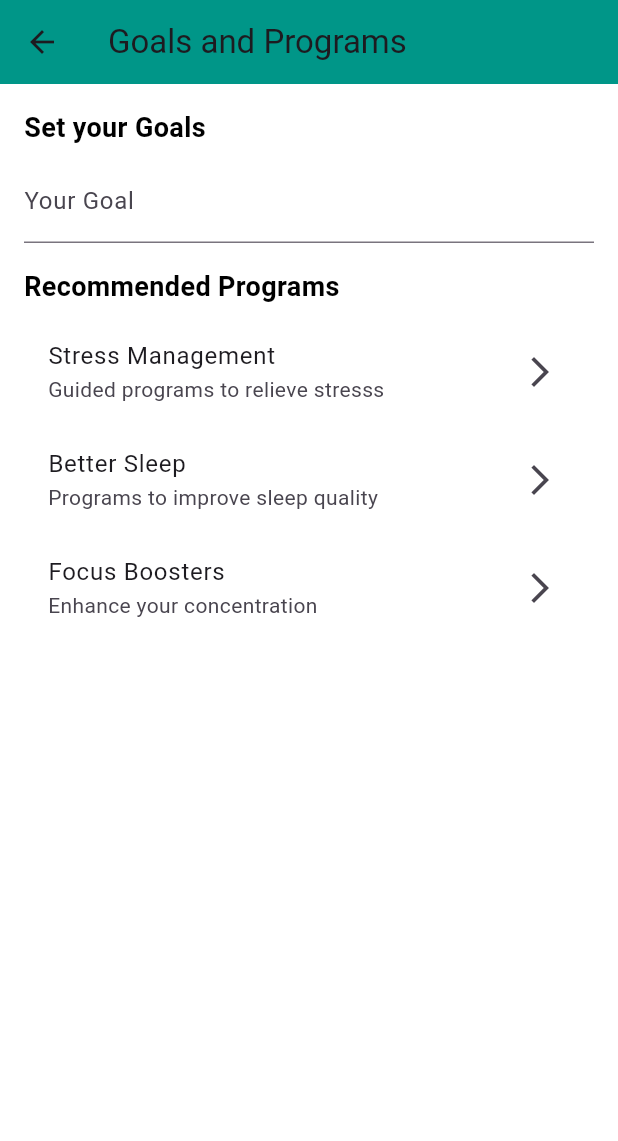
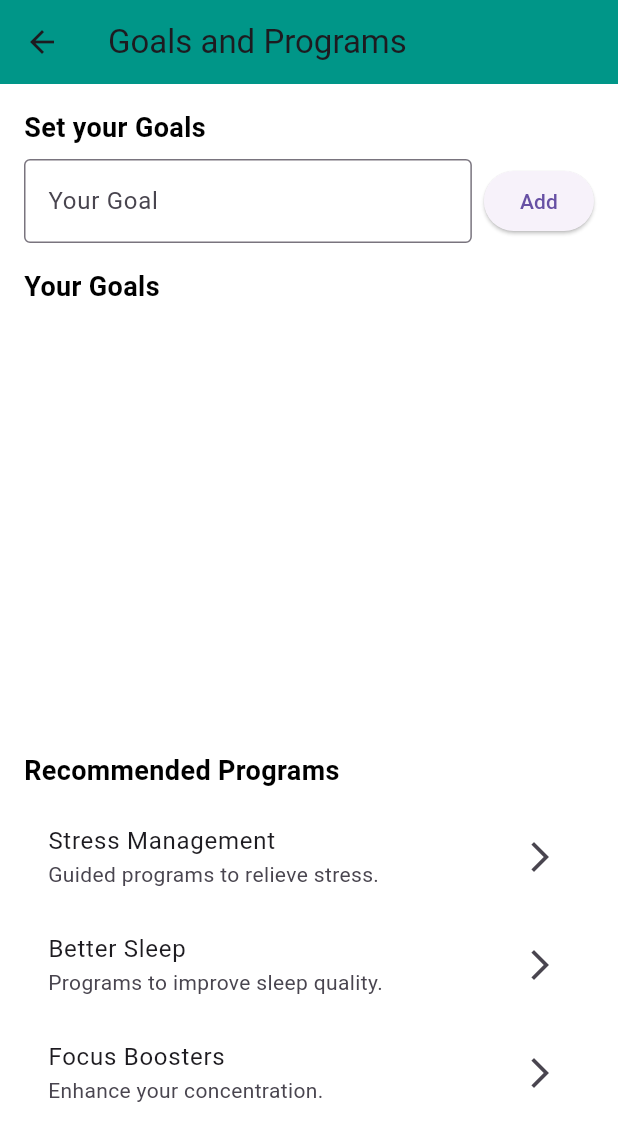
Before and after one commit to nimeshayasith/StressFreeZone_mobile, a Flutter app: the GoalsAndProgramsPage screen opened directly, on a phone screen of 412 x 824 dp. Shown: the top 1141 px of the screen. Run offline on Flutter 3.47's test engine with Material 3 defaults, Android fonts, the phone set to English and light mode, and no system bars; our stand-ins replace chewie, fl_chart, flutter_secure_storage, font_awesome_flutter, google_sign_in, image_picker and 7 more; accounts and stored records are empty.

Commit message:
goal page 2025/02/19

```diff
--- a/lib/setting_page/goals_and_programs_page.dart
+++ b/lib/setting_page/goals_and_programs_page.dart
@@ -1,7 +1,24 @@
 import 'package:flutter/material.dart';
 
-class GoalsAndProgramsPage extends StatelessWidget {
+class GoalsAndProgramsPage extends StatefulWidget {
   const GoalsAndProgramsPage({super.key});
+
+  @override
+  State<GoalsAndProgramsPage> createState() => _GoalsAndProgramsPageState();
+}
+
+class _GoalsAndProgramsPageState extends State<GoalsAndProgramsPage> {
+  final List<String> _goals = []; // List to store user goals
+  final TextEditingController _goalController = TextEditingController();
+
+  void _addGoal() {
+    if (_goalController.text.isNotEmpty) {
+      setState(() {
+        _goals.add(_goalController.text);
+        _goalController.clear(); // Clear the input field
+      });
+    }
+  }
 
   @override
   Widget build(BuildContext context) {
@@ -10,52 +27,108 @@ class GoalsAndProgramsPage extends StatelessWidget {
         title: const Text('Goals and Programs'),
         backgroundColor: Colors.teal,
       ),
-      body: ListView(
+      body: Padding(
         padding: const EdgeInsets.all(16),
+        child: Column(
+          crossAxisAlignment: CrossAxisAlignment.start,
           children: [
             const Text(
               "Set your Goals",
               style: TextStyle(fontSize: 18, fontWeight: FontWeight.bold),
             ),
-          const SizedBox(
-            height: 8,
-          ),
-          const TextField(
-            decoration: InputDecoration(
+            const SizedBox(height: 8),
+            Row(
+              children: [
+                Expanded(
+                  child: TextField(
+                    controller: _goalController,
+                    decoration: const InputDecoration(
                       labelText: 'Your Goal',
                       hintText: 'e.g., Meditate for 10 mins daily',
+                      border: OutlineInputBorder(),
                     ),
                   ),
-          const SizedBox(
-            height: 16,
                 ),
+                const SizedBox(width: 8),
+                ElevatedButton(
+                  onPressed: _addGoal,
+                  child: const Text('Add'),
+                ),
+              ],
+            ),
+            const SizedBox(height: 16),
+            const Text(
+              "Your Goals",
+              style: TextStyle(fontSize: 18, fontWeight: FontWeight.bold),
+            ),
+            const SizedBox(height: 8),
+            Expanded(
+              child: ListView.builder(
+                itemCount: _goals.length,
+                itemBuilder: (context, index) {
+                  return ListTile(
+                    title: Text(_goals[index]),
+                    trailing: IconButton(
+                      icon: const Icon(Icons.delete),
+                      onPressed: () {
+                        setState(() {
+                          _goals.removeAt(index); // Remove goal on delete
+                        });
+                      },
+                    ),
+                  );
+                },
+              ),
+            ),
+            const SizedBox(height: 16),
             const Text(
               "Recommended Programs",
               style: TextStyle(fontSize: 18, fontWeight: FontWeight.bold),
             ),
-          const SizedBox(
-            height: 8,
+            const SizedBox(height: 8),
+            Expanded(
+              child: ListView(
+                children: [
+                  _buildProgramTile(
+                    title: 'Stress Management',
+                    description: 'Guided programs to relieve stress.',
+                    onTap: () {
+                      // Navigate to the program details page
+                    },
                   ),
-          ListTile(
-            title: const Text('Stress Management'),
-            subtitle: const Text('Guided programs to relieve stresss'),
-            trailing: const Icon(Icons.arrow_forward_ios),
-            onTap: () {},
+                  _buildProgramTile(
+                    title: 'Better Sleep',
+                    description: 'Programs to improve sleep quality.',
+                    onTap: () {
+                      // Navigate to the program details page
+                    },
                   ),
-          ListTile(
-            title: const Text('Better Sleep'),
-            subtitle: const Text('Programs to improve sleep quality'),
-            trailing: const Icon(Icons.arrow_forward_ios),
-            onTap: () {},
-          ),
-          ListTile(
-            title: const Text('Focus Boosters'),
-            subtitle: const Text('Enhance your concentration'),
-            trailing: const Icon(Icons.arrow_forward_ios),
-            onTap: () {},
+                  _buildProgramTile(
+                    title: 'Focus Boosters',
+                    description: 'Enhance your concentration.',
+                    onTap: () {
+                      // Navigate to the program details page
+                    },
                   ),
                 ],
               ),
+            ),
+          ],
+        ),
+      ),
+    );
+  }
+
+  Widget _buildProgramTile({
+    required String title,
+    required String description,
+    required VoidCallback onTap,
+  }) {
+    return ListTile(
+      title: Text(title),
+      subtitle: Text(description),
+      trailing: const Icon(Icons.arrow_forward_ios),
+      onTap: onTap,
     );
   }
 }
```
Lines whose indentation alone changed are shown as unchanged.
